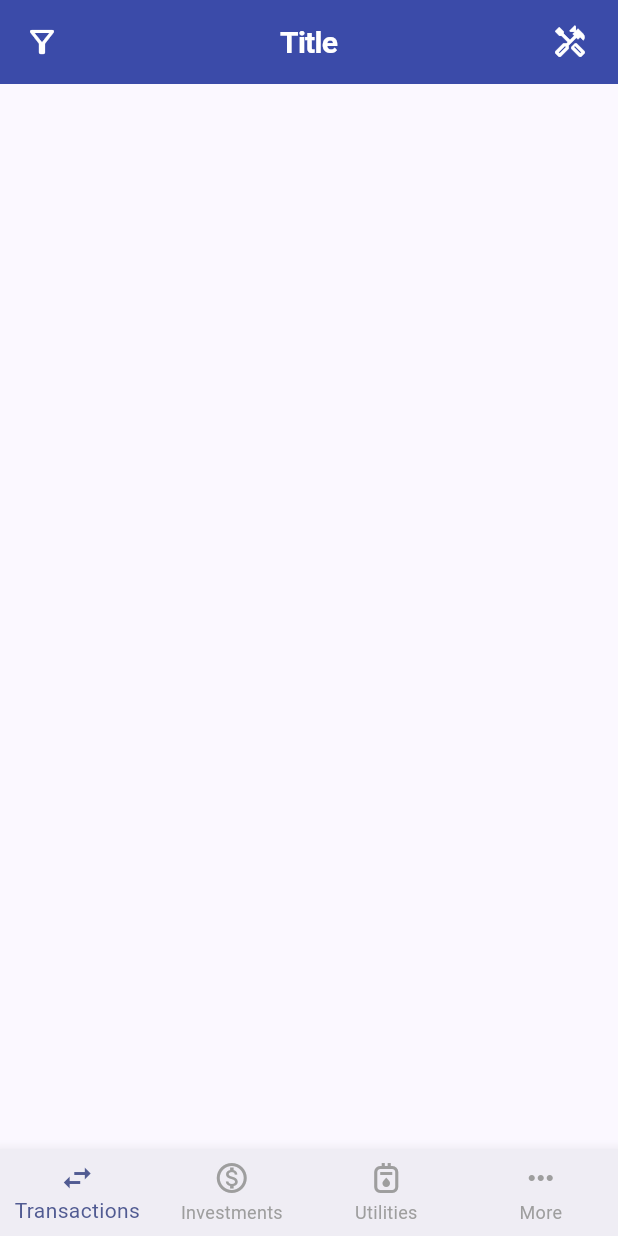
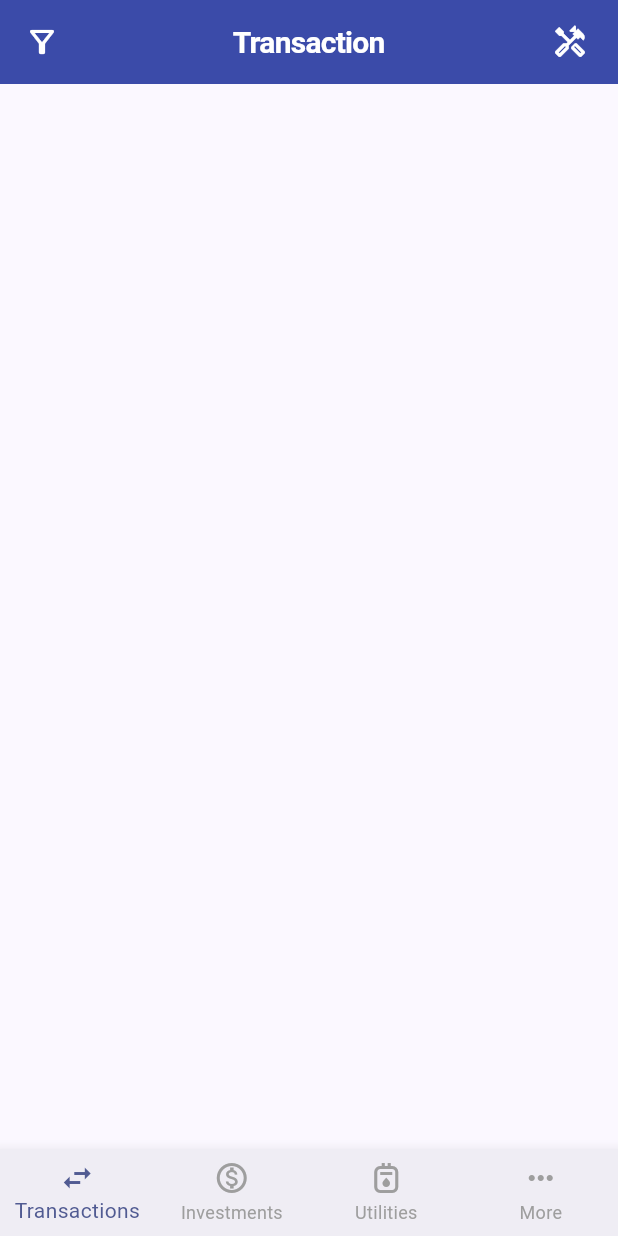
Before and after one commit to roger-mengqiu-chen/life_flutter, a Flutter app: the screen it shows after launch, on a phone screen of 412 x 824 dp. Run offline on Flutter 3.47's test engine with Material 3 defaults, Android fonts, the phone set to English and light mode, and no system bars.

Commit message:
make title dynamic

```diff
--- a/lib/ui/core/app_bar.dart
+++ b/lib/ui/core/app_bar.dart
@@ -1,7 +1,16 @@
 import 'package:flutter/material.dart';
 
 class DynamicAppBar extends StatelessWidget implements PreferredSizeWidget {
-  const DynamicAppBar({super.key});
+  const DynamicAppBar({
+    super.key,
+    required this.title,
+    this.showFilter = true,
+    this.showTools = true
+  });
+
+  final String title;
+  final bool showFilter;
+  final bool showTools;
 
   @override
   Size get preferredSize => Size.fromHeight(kToolbarHeight);
@@ -9,15 +18,15 @@ class DynamicAppBar extends StatelessWidget implements PreferredSizeWidget {
   @override
   AppBar build(BuildContext context) {
     return AppBar (
-      leading: IconButton(
+      leading: showFilter ? IconButton(
         icon: const Icon(Icons.filter_alt_outlined, color: Colors.white),
         tooltip: 'Filter',
         onPressed: () {
           _showMessageBox(context, 'Left menu opened');
         },
-      ),
-      title: const Text(
-        'Title',
+      ) : null,
+      title: Text(
+        title,
         style: TextStyle(
           fontWeight: FontWeight.bold,
           fontSize: 20,
@@ -31,7 +40,7 @@ class DynamicAppBar extends StatelessWidget implements PreferredSizeWidget {
       backgroundColor: Colors.indigo[600],
       elevation: 4.0,
 
-      actions: [
+      actions: showTools ? [
         IconButton(
           icon: const Icon(Icons.handyman_outlined, color: Colors.white),
           tooltip: 'Tools',
@@ -40,7 +49,7 @@ class DynamicAppBar extends StatelessWidget implements PreferredSizeWidget {
           }
         ),
         const SizedBox(width: 8)
-      ]
+      ]: []
     );
   }
 
--- a/lib/ui/investments/widget/investment_screen.dart
+++ b/lib/ui/investments/widget/investment_screen.dart
@@ -1,10 +1,13 @@
 import 'package:flutter/material.dart';
+import 'package:life_flutter/ui/core/app_bar.dart';
 
 class InvestmentScreen extends StatelessWidget {
   const InvestmentScreen({super.key});
 
   @override
   Widget build(BuildContext context) {
-    return Container();
+    return Scaffold(
+      appBar: DynamicAppBar(title: 'Investment'),
+    );
   }
 }
--- a/lib/ui/transactions/widgets/transaction_screen.dart
+++ b/lib/ui/transactions/widgets/transaction_screen.dart
@@ -7,7 +7,7 @@ class TransactionScreen extends StatelessWidget {
   @override
   Widget build(BuildContext context) {
     return Scaffold(
-      appBar: const DynamicAppBar()
+      appBar: const DynamicAppBar(title: 'Transaction',)
     );
   }
 }
--- a/lib/ui/utilities/widgets/utilities_screen.dart
+++ b/lib/ui/utilities/widgets/utilities_screen.dart
@@ -1,10 +1,13 @@
 import 'package:flutter/material.dart';
+import 'package:life_flutter/ui/core/app_bar.dart';
 
 class UtilitiesScreen extends StatelessWidget {
   const UtilitiesScreen({super.key});
 
   @override
   Widget build(BuildContext context) {
-    return Container();
+    return Scaffold(
+      appBar: DynamicAppBar(title: 'Utilities'),
+    );
   }
 }
```
Also changed, not shown: lib/ui/more/widgets/more_screen.dart (+8 -1 lines).
